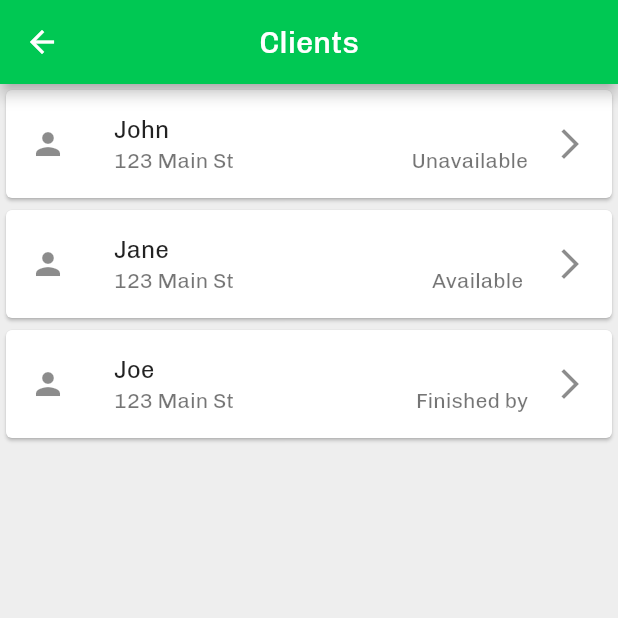
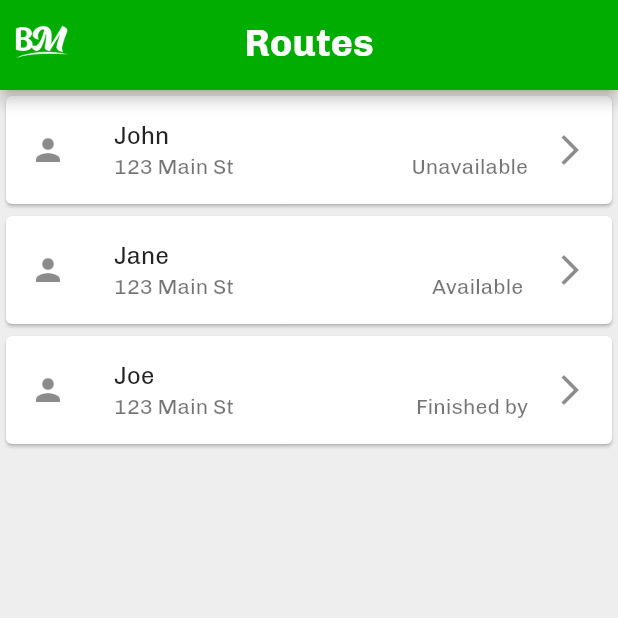
Before and after one commit to Matirix/BinMates, a Flutter app: the ClientList screen opened by its route, on a phone screen of 412 x 824 dp, the top half of it. Run offline on Flutter 3.47's test engine with Material 2 defaults, Android fonts, the phone set to English and light mode, and no system bars; our stand-ins replace google_maps_flutter.

Commit message:
Added CustomAppBar

```diff
--- a/lib/clientList.dart
+++ b/lib/clientList.dart
@@ -1,3 +1,4 @@
+import 'package:binmatesapp/customAppBar.dart';
 import 'package:flutter/material.dart';
 import 'client.dart';
 
@@ -51,11 +52,7 @@ class _ClientListState extends State<ClientList> {
   Widget build(BuildContext context) {
     return Scaffold(
         backgroundColor: Colors.grey[200],
-        appBar: AppBar(
-          title: const Text('Clients'),
-          centerTitle: true,
-          backgroundColor: Colors.greenAccent[700],
-        ),
+        appBar: const CustomAppBar(title: "Routes"),
         body: ListView.builder(
           itemCount: clients.length,
           itemBuilder: (context, index) {
--- /dev/null
+++ b/lib/customAppBar.dart
@@ -0,0 +1,38 @@
+import 'package:flutter/material.dart';
+
+class CustomAppBar extends StatelessWidget implements PreferredSizeWidget {
+  final String? title;
+
+  const CustomAppBar({
+    Key? key,
+    this.title,
+  }) : super(key: key);
+
+  @override
+  Widget build(BuildContext context) {
+    return AppBar(
+        leading: IconButton(
+          icon: const ImageIcon(
+            AssetImage('images/BinMates-Logos_Initials.png'),
+            size: 45,
+          ),
+          onPressed: () {
+            Navigator.pop(context);
+          },
+        ),
+        title: Text(
+          title ?? 'Map',
+          style: const TextStyle(
+            fontFamily: 'Chivo',
+            fontSize: 25,
+            fontWeight: FontWeight.bold,
+          ),
+        ),
+        centerTitle: true,
+        backgroundColor: const Color(0xFF00AD00));
+  }
+
+  /// Returns the preferred size of the app bar. Without this, it is an error.
+  @override
+  Size get preferredSize => const Size.fromHeight(60);
+}
--- a/lib/main.dart
+++ b/lib/main.dart
@@ -1,5 +1,6 @@
 import 'package:binmatesapp/clientDetails.dart';
 import 'package:binmatesapp/clientMap.dart';
+import 'package:binmatesapp/navBar.dart';
 import 'package:flutter/material.dart';
 import 'clientList.dart';
 
@@ -30,8 +31,9 @@ class MyApp extends StatelessWidget {
         primarySwatch: Colors.blue,
         fontFamily: 'Chivo',
       ),
-      home: MapScreen(),
+      home: const NavBar(),
       routes: {
+        '/Navbar': (context) => const NavBar(),
         '/bins': (context) => MapScreen(),
         '/clientList': (context) => const ClientList(),
         '/clientDetails': (context) => const ClientDetails(),
```
Also changed, not shown: lib/clientDetails.dart (+2 -5 lines), lib/clientMap.dart (+2 -43 lines), lib/navBar.dart (added, +49 -0 lines).
